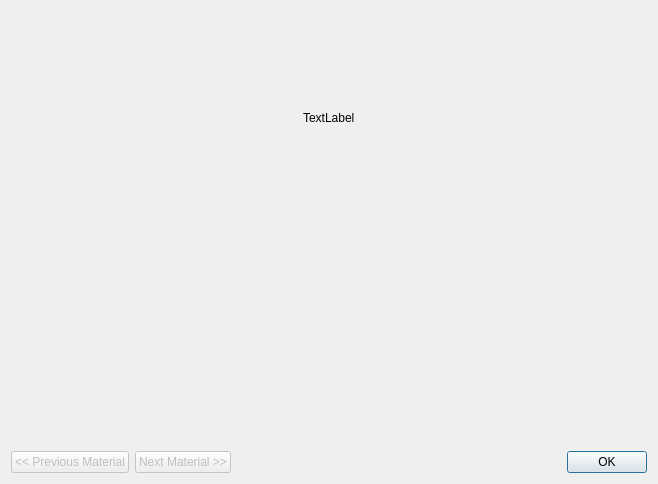
Qt form src/ui/view_spectra_dialog.ui (LLNL/RASE) before a commit.
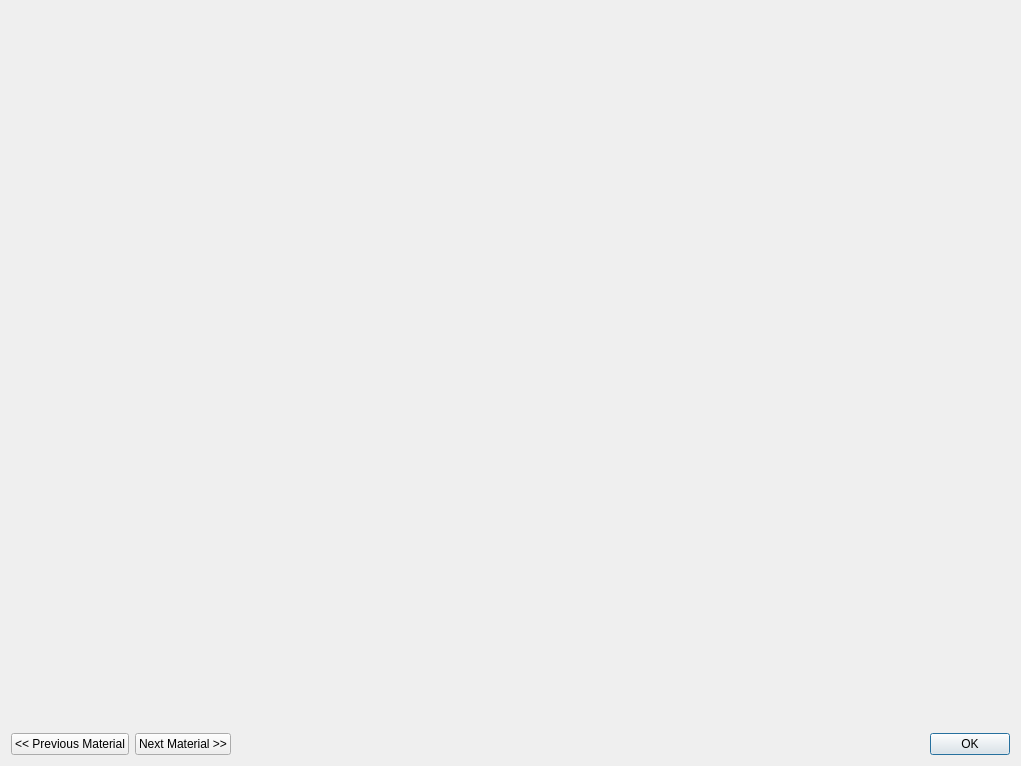
The same form after that commit.

Patch:
```diff
--- a/src/ui/view_spectra_dialog.ui
+++ b/src/ui/view_spectra_dialog.ui
@@ -6,21 +6,14 @@
    <rect>
     <x>0</x>
     <y>0</y>
-    <width>658</width>
-    <height>484</height>
+    <width>1021</width>
+    <height>766</height>
    </rect>
   </property>
   <property name="windowTitle">
    <string>Spectra Viewer</string>
   </property>
   <layout class="QVBoxLayout" name="verticalLayout">
-   <item alignment="Qt::AlignHCenter">
-    <widget class="QLabel" name="label">
-     <property name="text">
-      <string>TextLabel</string>
-     </property>
-    </widget>
-   </item>
    <item>
     <widget class="QWidget" name="widget" native="true">
      <property name="minimumSize">
@@ -35,9 +28,6 @@
     <layout class="QHBoxLayout" name="horizontalLayout">
      <item>
       <widget class="QPushButton" name="prevMaterialButton">
-       <property name="enabled">
-        <bool>false</bool>
-       </property>
        <property name="text">
         <string>&lt;&lt; Previous Material</string>
        </property>
@@ -45,9 +35,6 @@
      </item>
      <item>
       <widget class="QPushButton" name="nextMaterialButton">
-       <property name="enabled">
-        <bool>false</bool>
-       </property>
        <property name="text">
         <string>Next Material &gt;&gt;</string>
        </property>
```
